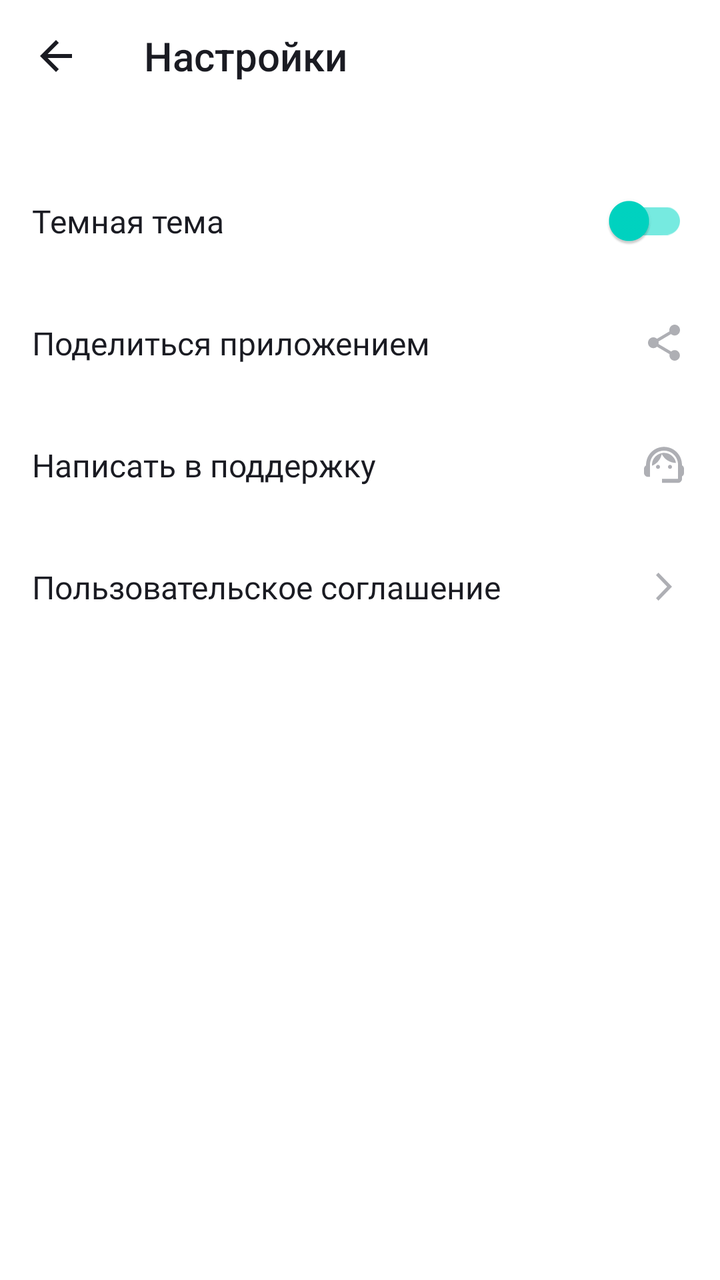
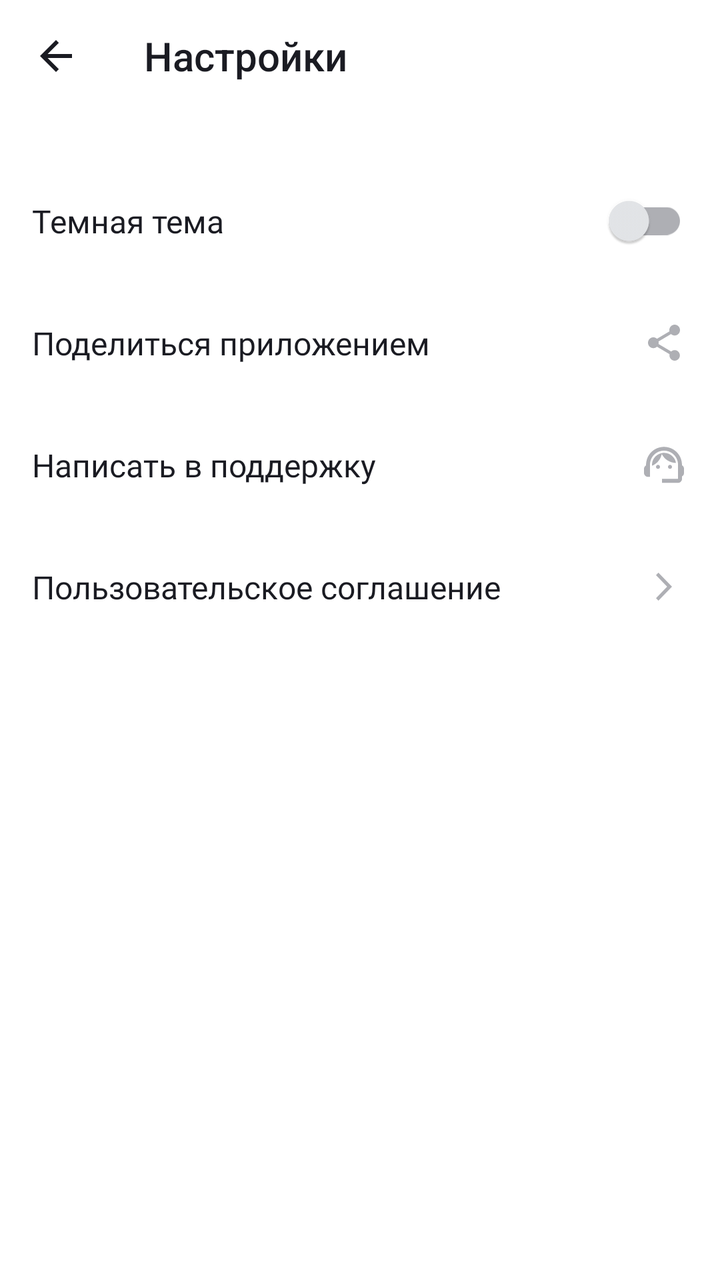

Compare the two renders of this Android layout. The source of the first and the diff that turns it into the second are given below.
<!-- AndroidManifest.xml: application theme Theme.MaterialComponents.DayNight.NoActionBar -->
<!-- res/layout/activity_settings.xml -->
<?xml version="1.0" encoding="utf-8"?>
<LinearLayout xmlns:android="http://schemas.android.com/apk/res/android"
    xmlns:tools="http://schemas.android.com/tools"
    android:layout_height="match_parent"
    android:layout_width="match_parent"
    xmlns:app="http://schemas.android.com/apk/res-auto"
    android:theme="@style/Theme.PlaylistMaker"
    style="@style/background_style"
    android:orientation="vertical">
    <Toolbar
        android:id="@+id/back_button"
        style="@style/ToolbarSetting"
        android:title="@string/settings_name"
        />
    <LinearLayout
        android:layout_width="match_parent"
        android:layout_height="wrap_content"
        android:orientation="vertical"
        android:paddingTop="@dimen/padding_setting"
        tools:ignore="UseSwitchCompatOrMaterialXml"
        android:showDividers="none"
        >
        <LinearLayout
            style="@style/LinearLayoutSetting">
            <TextView
                android:text="@string/dark_theme_name"
                style="@style/textSetting"
                />

            <com.google.android.material.switchmaterial.SwitchMaterial
                style="@style/SettingsSwitchStyle"
                android:id="@+id/themeSwitcher"
                />
        </LinearLayout>

        <LinearLayout
            style="@style/LinearLayoutSetting">

            <TextView
                android:id="@+id/share_text"
                android:text="@string/app_share"
                style="@style/textSetting"
                />

            <ImageButton
                style="@style/ImageSetting"
                android:src="@drawable/ic_share_24"
                android:contentDescription="@string/app_share"
                />
        </LinearLayout>

        <LinearLayout
            style="@style/LinearLayoutSetting">

            <TextView
                android:id="@+id/support_text"
                android:text="@string/btn_write_support"
                style="@style/textSetting"
                />

            <ImageButton
                style="@style/ImageSetting"
                android:src="@drawable/ic_support_24"
                android:contentDescription="@string/btn_write_support"
                />
        </LinearLayout>

        <LinearLayout
            style="@style/LinearLayoutSetting">
            <TextView
                android:id="@+id/license_text"
                android:text="@string/btn_user_license"
                style="@style/textSetting"
                />

            <ImageButton
                style="@style/ImageSetting"
                android:src="@drawable/ic_forward_24"
                android:contentDescription="@string/btn_user_license"
                />
        </LinearLayout>
    </LinearLayout>
</LinearLayout>
<!-- resources referenced by this layout -->
<resources>
  <dimen name="padding_setting">24dp</dimen>
  <!-- drawable ic_forward_24 (drawable) -->
  <vector xmlns:android="http://schemas.android.com/apk/res/android"
      android:width="24dp"
      android:height="24dp"
      android:viewportWidth="24"
      android:viewportHeight="24">
    <path
        android:pathData="M8 17.7485L9.21337 19L16 12L9.21337 5L8 6.25152L13.5733 12L8 17.7485Z"
        android:fillColor="?attr/itemFillColor"/>
  </vector>
  <string name="app_share">Поделиться приложением</string>
  <string name="btn_user_license">Пользовательское соглашение</string>
  <string name="btn_write_support">Написать в поддержку</string>
  <string name="dark_theme_name">Темная тема</string>
  <string name="settings_name">Настройки</string>
  <style name="ImageSetting">
          <item name="android:layout_width">24dp</item>
          <item name="android:layout_height">24dp</item>
          <item name="android:layout_margin">0dp</item>
          <item name="android:backgroundTint">@color/white</item>
          <item name="android:paddingRight">12dp</item>
  
      </style>
  <style name="LinearLayoutSetting">
          <item name="android:layout_width">match_parent</item>
          <item name="android:layout_height">@dimen/item_settings_height</item>
          <item name="android:orientation">horizontal</item>
          <item name="android:paddingHorizontal">@dimen/margin_left_right_size</item>
          <item name="android:gravity">center_vertical</item>
          <item name="android:background">?attr/selectableItemBackground</item>
  
  
      </style>
  <style name="SettingsSwitchStyle" parent="Widget.AppCompat.CompoundButton.Switch">
          <item name="android:layout_width">wrap_content</item>
          <item name="android:layout_height">wrap_content</item>
          <item name="android:gravity">center_vertical</item>
          <item name="thumbTint">@color/switch_thumb_color</item>
          <item name="trackTint">@color/switch_track_color</item>
          <item name="thumbRadius">10dp</item>
          <item name="trackHeight">14dp</item>
      </style>
  <style name="Theme.PlaylistMaker" parent="Base.Theme.PlaylistMaker" />
  <style name="background_style">
          <item name="android:background">@color/white</item>
          <item name="android:backgroundTint">@color/white</item>
      </style>
  <style name="textSetting">
          <item name="android:layout_width">0dp</item>
          <item name="android:layout_height">wrap_content</item>
          <item name="android:layout_weight">1</item>
          <item name="android:fontFamily">@font/ys_display_regular</item>
          <item name="android:textColor">@color/pm_black</item>
          <item name="android:textSize">@dimen/text_setting_size</item>
          <item name="android:textFontWeight">400</item>
  
      </style>
  <color name="white">#FFFFFFFF</color>
  <dimen name="item_settings_height">61dp</dimen>
  <dimen name="margin_left_right_size">16dp</dimen>
  <color name="switch_thumb_color">#00D6C3</color>
  <color name="switch_track_color">#76EAE0</color>
  <style name="Base.Theme.PlaylistMaker" parent="Theme.MaterialComponents.DayNight.NoActionBar">
          
          <item name="colorPrimary">@color/pm_black</item>
          <item name="itemFillColor">@color/pm_gray</item>
      </style>
  <dimen name="header_size">56dp</dimen>
  <color name="pm_black">#1A1B22</color>
  <dimen name="item_settings_title_size">22px</dimen>
  <!-- drawable ic_back_arrow_24 (drawable) -->
  <vector xmlns:android="http://schemas.android.com/apk/res/android"
      android:width="24dp"
      android:height="24dp"
      android:viewportWidth="24"
      android:viewportHeight="24">
    <path
        android:pathData="M20 11H7.83L13.42 5.41L12 4L4 12L12 20L13.41 18.59L7.83 13H20V11Z"
        android:fillColor="?attr/colorPrimary"
        />
  </vector>
  <dimen name="text_setting_size">16sp</dimen>
  <color name="pm_gray">#AEAFB4</color>
  <!-- unchanged entries left out for length: 3 -->
</resources>

<!-- the commit's change to res/layout/activity_settings.xml (unified diff, before → after) -->
@@ -1,6 +1,7 @@
 <?xml version="1.0" encoding="utf-8"?>
 <LinearLayout xmlns:android="http://schemas.android.com/apk/res/android"
     xmlns:tools="http://schemas.android.com/tools"
+    android:id="@+id/main"
     android:layout_height="match_parent"
     android:layout_width="match_parent"
     xmlns:app="http://schemas.android.com/apk/res-auto"
<!-- resource entries referenced after the edit -->
@@ -38,8 +38,8 @@
           <item name="android:layout_width">wrap_content</item>
           <item name="android:layout_height">wrap_content</item>
           <item name="android:gravity">center_vertical</item>
-          <item name="thumbTint">@color/switch_thumb_color</item>
-          <item name="trackTint">@color/switch_track_color</item>
+          <item name="thumbTint">@color/pm_light_gray</item>
+          <item name="trackTint">@color/pm_gray</item>
           <item name="thumbRadius">10dp</item>
           <item name="trackHeight">14dp</item>
       </style>
@@ -61,8 +61,7 @@
   <color name="white">#FFFFFFFF</color>
   <dimen name="item_settings_height">61dp</dimen>
   <dimen name="margin_left_right_size">16dp</dimen>
-  <color name="switch_thumb_color">#00D6C3</color>
-  <color name="switch_track_color">#76EAE0</color>
+  <color name="pm_light_gray">#E6E8EB</color>
   <style name="Base.Theme.PlaylistMaker" parent="Theme.MaterialComponents.DayNight.NoActionBar">
           
           <item name="colorPrimary">@color/pm_black</item>
